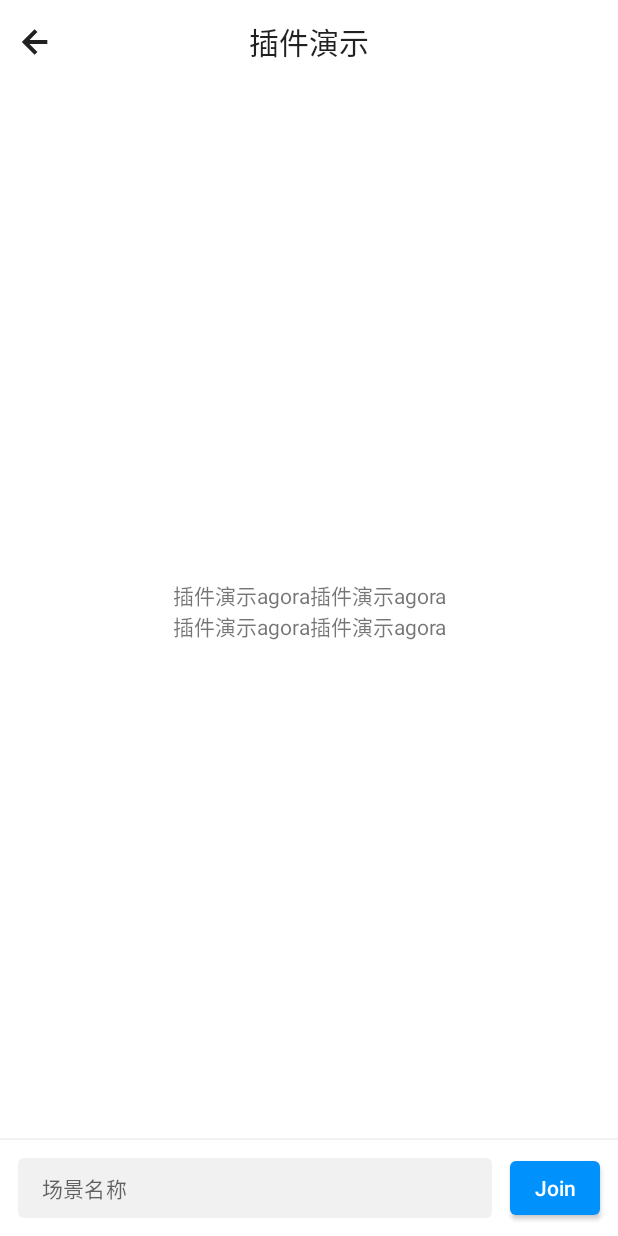
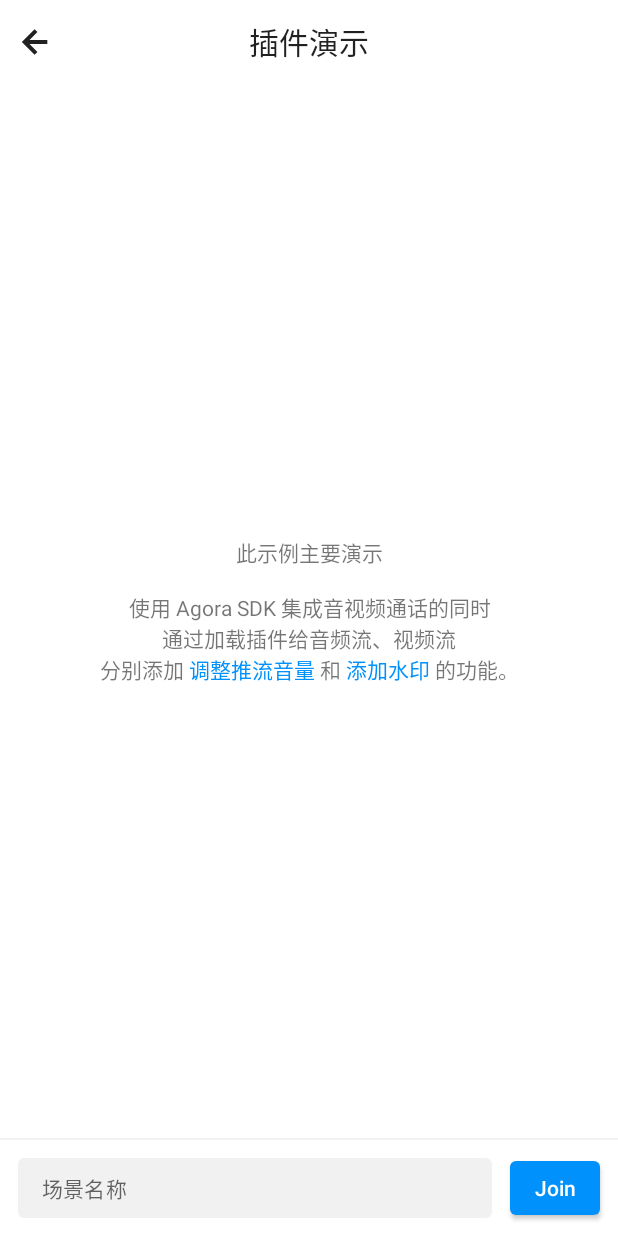
Before and after one commit to AgoraIO-Community/NG-APIExamples, an Android app: the screen it shows after launch (MainActivity), after a tap on "插件演示", on a phone screen of 412 x 824 dp. Run offline under Robolectric (Android 15) with nearby library versions, the phone set to English and light mode, and no system bars.

Commit message:
[FEAT] add description to strings for every demo.

```diff
--- a/Android/app/src/main/java/io/agora/ng_api/ui/fragment/DescriptionFragment.java
+++ b/Android/app/src/main/java/io/agora/ng_api/ui/fragment/DescriptionFragment.java
@@ -5,6 +5,7 @@ import android.graphics.Color;
 import android.os.Build;
 import android.os.Bundle;
 import android.text.Editable;
+import android.text.Html;
 import android.text.InputFilter;
 import android.text.InputType;
 import android.text.TextWatcher;
@@ -88,7 +89,7 @@ public class DescriptionFragment extends BaseFragment<FragmentDescriptionBinding
 
     private void initView() {
 
-        mBinding.textDescFgDesc.setText(demoInfo.getDesc());
+        mBinding.textDescFgDesc.setText(Html.fromHtml(getString(demoInfo.getDesc())));
 
         // press 'Enter' trigger Button click event
         // 按下 'Enter' 触发点击事件
--- a/Android/app/src/main/res/values/strings.xml
+++ b/Android/app/src/main/res/values/strings.xml
@@ -64,16 +64,41 @@
 
 
     <!-- 页面描述统一管理 -->
+    <string name="title_basic_audio">加入音频通话</string>
+    <string name="desc_basic_audio"><![CDATA[
+            此示例主要演示<br/><br/>
+            使用 Agora SDK 集成 <font color=\'#0091FC\'>语音通话</font>
+        ]]>
+    </string>
     <string name="title_basic_video">加入视频通话</string>
-    <string name="desc_basic_video">加入视频通话agora加入视频通话agora\n加入视频通话agora加入视频通话agora</string>
-    <string name="title_basic_audio">加入音频通话</string>
-    <string name="desc_basic_audio">加入音频通话agora加入音频通话agora\n加入音频通话agora加入音频通话agora</string>
+    <string name="desc_basic_video"><![CDATA[
+            此示例主要演示<br/><br/>
+            使用 Agora SDK 集成 <font color=\'#0091FC\'>音视频通话</font>
+        ]]>
+    </string>
     <string name="title_media_player">媒体播放</string>
-    <string name="desc_media_player">媒体播放agora媒体播放agora\n媒体播放agora媒体播放agora</string>
+    <string name="desc_media_player"><![CDATA[
+        此示例主要演示<br/><br/>
+        使用 Agora SDK 集成音视频通话的同时<br/>
+        向场景内推送 <font color=\'#0091FC\'>在线视频流</font>
+        ]]>
+    </string>
     <string name="title_screen_share">屏幕共享</string>
-    <string name="desc_screen_share">屏幕共享agora屏幕共享agora\n屏幕共享agora屏幕共享agora</string>
+    <string name="desc_screen_share"><![CDATA[
+        此示例主要演示<br/><br/>
+        使用 Agora SDK 集成音视频通话的同时<br/>
+        向场景内推送<font color=\'#0091FC\'>本机屏幕内容</font><br/>
+        需要安卓版本5.0及以上
+        ]]>
+    </string>
     <string name="title_simple_extension">插件演示</string>
-    <string name="desc_simple_extension">插件演示agora插件演示agora\n插件演示agora插件演示agora</string>
+    <string name="desc_simple_extension"><![CDATA[
+        此示例主要演示<br/><br/>
+        使用 Agora SDK 集成音视频通话的同时<br/>
+        通过加载插件给音频流、视频流<br/>
+        分别添加 <font color=\'#0091FC\'>调整推流音量</font> 和 <font color=\'#0091FC\'>添加水印</font> 的功能。
+        ]]>
+    </string>
 
 
 </resources>
```
